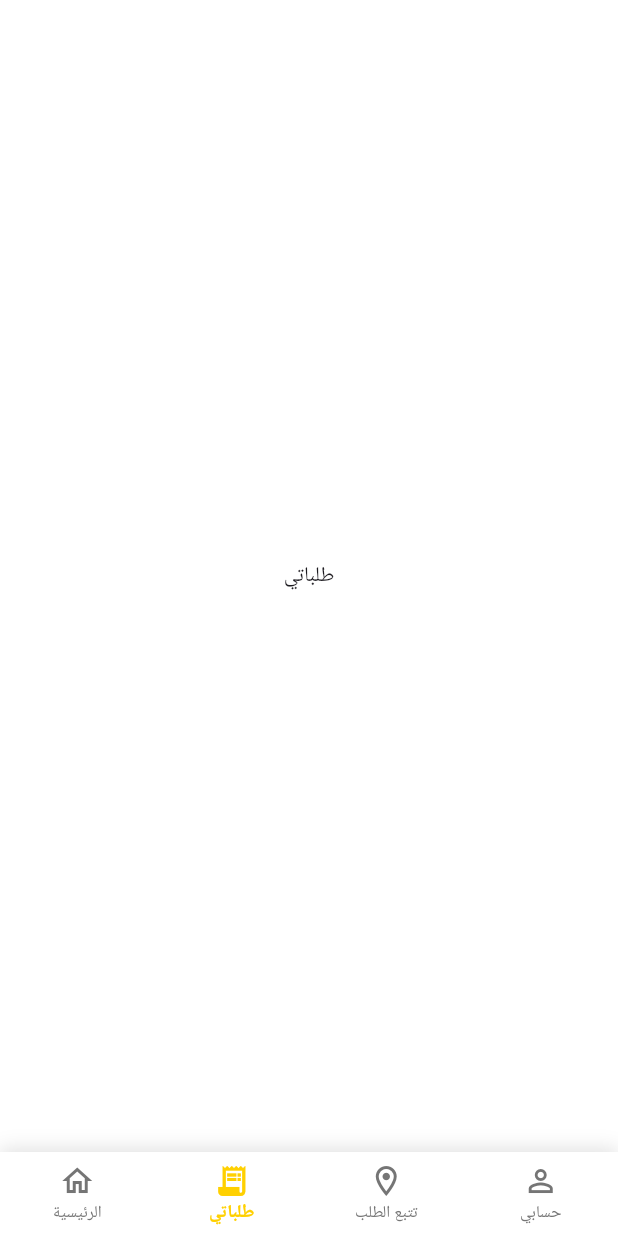
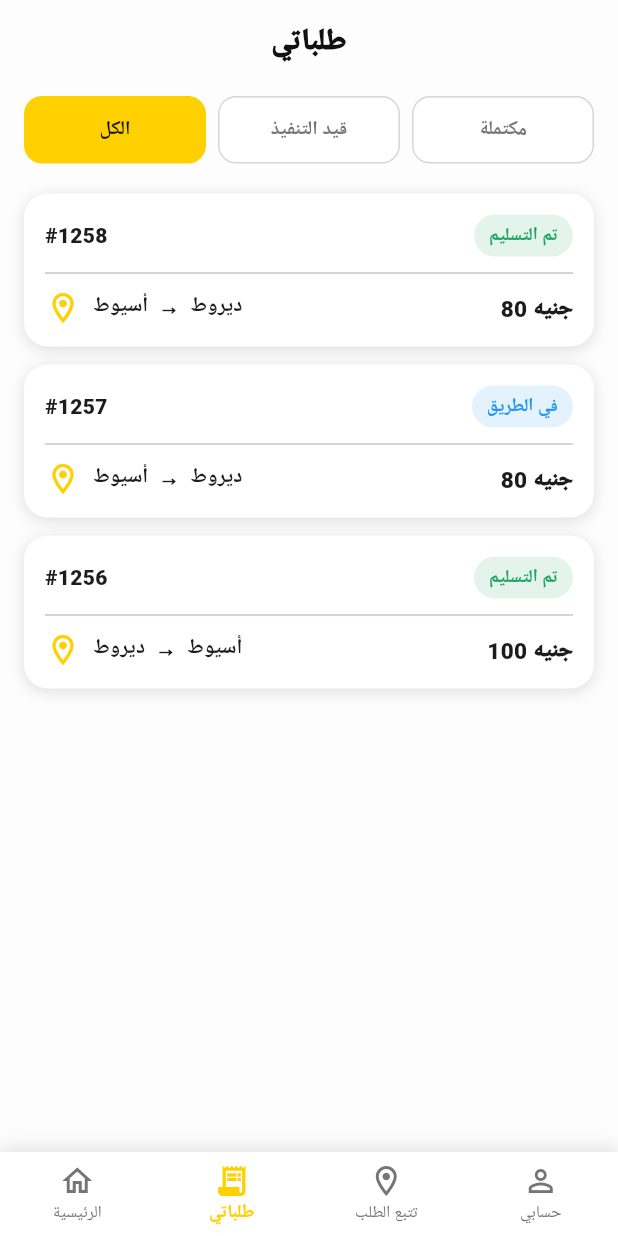
Before and after one commit to AlaaNazih1/wasselni_app, a Flutter app: the MainNavigationView screen opened directly, item 2 of the bottom bar chosen, on a phone screen of 412 x 824 dp. Run offline on Flutter 3.47's test engine with Material 3 defaults, Android fonts, the phone set to English and light mode, and no system bars.

Commit message:
Add MyOrdersView and integrate with navigation

```diff
--- a/lib/core/routes/app_routes.dart
+++ b/lib/core/routes/app_routes.dart
@@ -1,13 +1,16 @@
 import 'package:flutter/material.dart';
 import 'package:wasselni/features/authentication/presentation/views/login_view.dart';
 import 'package:wasselni/features/authentication/presentation/views/register_view.dart';
+import 'package:wasselni/features/orders/presentation/views/my_orders_view.dart';
 
 class AppRoutes {
   static const String login = '/login';
   static const String register = '/register';
+  static const String myOrders = '/my-orders';
 
   static Map<String, WidgetBuilder> routes = {
     login: (context) => const LoginView(),
     register:(context) => const RegisterView(),
+    myOrders:(context) => const MyOrdersView(),
   };
 }
--- a/lib/features/home/presentation/views/main_navigation_view.dart
+++ b/lib/features/home/presentation/views/main_navigation_view.dart
@@ -1,4 +1,5 @@
 import 'package:flutter/material.dart';
+import 'package:wasselni/features/orders/presentation/views/my_orders_view.dart';
 
 import '../../../../core/theme/app_colors.dart';
 import 'home_view.dart';
@@ -15,7 +16,7 @@ class _MainNavigationViewState extends State<MainNavigationView> {
 
   final List<Widget> pages = const [
     HomeView(),
-    Center(child: Text('طلباتي')),
+    MyOrdersView(),
     Center(child: Text('تتبع الطلب')),
     Center(child: Text('حسابي')),
   ];
--- /dev/null
+++ b/lib/features/orders/presentation/views/my_orders_view.dart
@@ -0,0 +1,153 @@
+import 'package:flutter/material.dart';
+import 'package:wasselni/core/theme/app_colors.dart';
+import 'package:wasselni/features/home/widget/order_card.dart';
+
+class MyOrdersView extends StatefulWidget {
+  const MyOrdersView({super.key});
+  @override
+  State<MyOrdersView> createState() => _MyOrdersViewState();
+}
+
+class _MyOrdersViewState extends State<MyOrdersView> {
+  int selectedTab = 0;
+  final List<Map<String, dynamic>> orders = [
+    {
+      'orderNumber': '#1258',
+      'from': 'ديروط',
+      'to': 'أسيوط',
+      'price': '80 جنيه',
+      'status': 'تم التسليم',
+      'statusColor': AppColors.orderDone,
+    },
+    {
+      'orderNumber': '#1257',
+      'from': 'ديروط',
+      'to': 'أسيوط',
+      'price': '80 جنيه',
+      'status': 'في الطريق',
+      'statusColor': AppColors.orderInProgress,
+    },
+    {
+      'orderNumber': '#1256',
+      'from': 'أسيوط',
+      'to': 'ديروط',
+      'price': '100 جنيه',
+      'status': 'تم التسليم',
+      'statusColor': AppColors.orderDone,
+    },
+  ];
+  List<Map<String, dynamic>> get filteredOrders {
+    if (selectedTab == 0) {
+      return orders;
+    }
+    if (selectedTab == 1) {
+      return orders.where((order) => order['status'] == 'في الطريق').toList();
+    }
+    return orders.where((order) => order['status'] == 'تم التسليم').toList();
+  }
+
+  @override
+  Widget build(BuildContext context) {
+    return Scaffold(
+      backgroundColor: AppColors.background,
+      appBar: AppBar(
+        backgroundColor: AppColors.background,
+        elevation: 0,
+        centerTitle: true,
+        title: const Text(
+          'طلباتي',
+          style: TextStyle(
+            color: AppColors.black,
+            fontSize: 20,
+            fontWeight: FontWeight.w900,
+          ),
+        ),
+      ),
+      body: Column(
+        children: [
+          const SizedBox(height: 8),
+          _buildTabs(),
+          const SizedBox(height: 20),
+          Expanded(
+            child: filteredOrders.isEmpty
+                ? const Center(
+                    child: Text(
+                      'لا توجد طلبات',
+                      style: TextStyle(
+                        color: AppColors.grey,
+                        fontSize: 16,
+                        fontWeight: FontWeight.bold,
+                      ),
+                    ),
+                  )
+                : ListView.separated(
+                    padding: const EdgeInsets.fromLTRB(16, 0, 16, 24),
+                    itemCount: filteredOrders.length,
+                    separatorBuilder: (context, index) {
+                      return const SizedBox(height: 12);
+                    },
+                    itemBuilder: (context, index) {
+                      final order = filteredOrders[index];
+                      return OrderCard(
+                        orderNumber: order['orderNumber'],
+                        from: order['from'],
+                        to: order['to'],
+                        price: order['price'],
+                        status: order['status'],
+                        statusColor: order['statusColor'],
+                      );
+                    },
+                  ),
+          ),
+        ],
+      ),
+    );
+  }
+
+  Widget _buildTabs() {
+    return Padding(
+      padding: const EdgeInsets.symmetric(horizontal: 16),
+      child: Row(
+        children: [
+          Expanded(child: _buildTab(title: 'الكل', index: 0)),
+          const SizedBox(width: 8),
+          Expanded(child: _buildTab(title: 'قيد التنفيذ', index: 1)),
+          const SizedBox(width: 8),
+          Expanded(child: _buildTab(title: 'مكتملة', index: 2)),
+        ],
+      ),
+    );
+  }
+
+  Widget _buildTab({required String title, required int index}) {
+    final bool isSelected = selectedTab == index;
+    return GestureDetector(
+      onTap: () {
+        setState(() {
+          selectedTab = index;
+        });
+      },
+      child: Container(
+        height: 45,
+        alignment: Alignment.center,
+        decoration: BoxDecoration(
+          color: isSelected ? AppColors.primary : AppColors.white,
+          borderRadius: BorderRadius.circular(12),
+          border: Border.all(
+            color: isSelected
+                ? AppColors.primary
+                : AppColors.grey.withValues(alpha: 0.3),
+          ),
+        ),
+        child: Text(
+          title,
+          style: TextStyle(
+            color: isSelected ? AppColors.black : AppColors.grey,
+            fontSize: 13,
+            fontWeight: FontWeight.bold,
+          ),
+        ),
+      ),
+    );
+  }
+}
```
